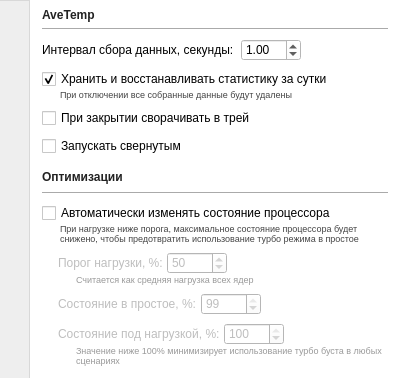
This is windows/settings.ui in treepoint/AveTemp as Qt 5 draws it before an edit. The edited form follows.
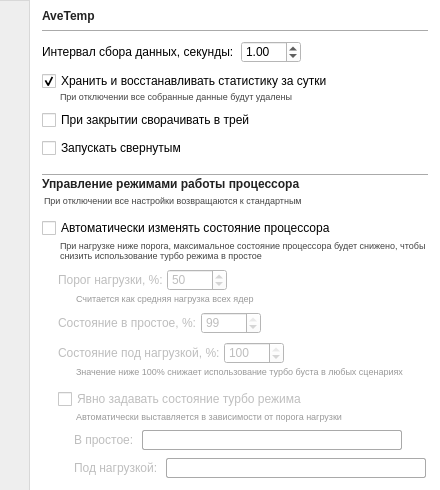
This is the edited form. Icons and pictures are not drawn.

Commit message: add turbo settings to CPU managment

What changed in the file:
```diff
--- a/windows/settings.ui
+++ b/windows/settings.ui
@@ -9,20 +9,20 @@
    <rect>
     <x>0</x>
     <y>0</y>
-    <width>400</width>
-    <height>378</height>
+    <width>440</width>
+    <height>490</height>
    </rect>
   </property>
   <property name="minimumSize">
    <size>
-    <width>400</width>
-    <height>378</height>
+    <width>440</width>
+    <height>490</height>
    </size>
   </property>
   <property name="maximumSize">
    <size>
-    <width>400</width>
-    <height>378</height>
+    <width>440</width>
+    <height>490</height>
    </size>
   </property>
   <property name="windowTitle">
@@ -325,7 +325,7 @@
          <property name="sizeHint" stdset="0">
           <size>
            <width>20</width>
-           <height>6</height>
+           <height>8</height>
           </size>
          </property>
         </spacer>
@@ -336,27 +336,56 @@
           <number>8</number>
          </property>
          <item>
-          <widget class="QLabel" name="label_2">
-           <property name="maximumSize">
-            <size>
-             <width>16777215</width>
-             <height>16</height>
-            </size>
+          <layout class="QVBoxLayout" name="verticalLayout_17">
+           <property name="spacing">
+            <number>0</number>
            </property>
-           <property name="styleSheet">
-            <string notr="true">font-weight: bold; color: #222; font-size:12px;</string>
+           <property name="topMargin">
+            <number>0</number>
            </property>
-           <property name="text">
-            <string>Оптимизации</string>
+           <property name="bottomMargin">
+            <number>0</number>
            </property>
-          </widget>
-         </item>
-         <item>
-          <widget class="Line" name="line_2">
-           <property name="orientation">
-            <enum>Qt::Horizontal</enum>
-           </property>
-          </widget>
+           <item>
+            <widget class="Line" name="line_2">
+             <property name="orientation">
+              <enum>Qt::Horizontal</enum>
+             </property>
+            </widget>
+           </item>
+           <item>
+            <widget class="QLabel" name="label_2">
+             <property name="maximumSize">
+              <size>
+               <width>16777215</width>
+               <height>16</height>
+              </size>
+             </property>
+             <property name="styleSheet">
+              <string notr="true">font-weight: bold; color: #222; font-size:12px;</string>
+             </property>
+             <property name="text">
+              <string>Управление режимами работы процессора</string>
+             </property>
+            </widget>
+           </item>
+           <item>
+            <widget class="QLabel" name="label_3">
+             <property name="font">
+              <font>
+               <pointsize>7</pointsize>
+              </font>
+             </property>
+             <property name="styleSheet">
+              <string notr="true">color: #444;
+margin-top:4px;</string>
+             </property>
+             <property name="text">
+              <string>При отключении все настройки возвращаются к стандартным</string>
+             </property>
+            </widget>
+           </item>
+          </layout>
          </item>
          <item>
           <layout class="QVBoxLayout" name="verticalLayout_5">
@@ -366,6 +395,22 @@
            <property name="topMargin">
             <number>0</number>
            </property>
+           <item>
+            <spacer name="verticalSpacer_4">
+             <property name="orientation">
+              <enum>Qt::Vertical</enum>
+             </property>
+             <property name="sizeType">
+              <enum>QSizePolicy::Fixed</enum>
+             </property>
+             <property name="sizeHint" stdset="0">
+              <size>
+               <width>20</width>
+               <height>4</height>
+              </size>
+             </property>
+            </spacer>
+           </item>
            <item>
             <widget class="QCheckBox" name="checkBoxCPUManagment">
              <property name="text">
@@ -382,10 +427,11 @@
              </property>
              <property name="styleSheet">
               <string notr="true">color: #444;
-margin-left:16px;</string>
+margin-left:16px;
+margin-top:2px;</string>
              </property>
              <property name="text">
-              <string>При нагрузке ниже порога, максимальное состояние процессора будет снижено, чтобы предотвратить использование турбо режима в простое</string>
+              <string>При нагрузке ниже порога, максимальное состояние процессора будет снижено, чтобы снизить использование турбо режима в простое </string>
              </property>
              <property name="wordWrap">
               <bool>true</bool>
@@ -477,6 +523,7 @@
               <string notr="true">QWidget {
 color: #444;
 margin-left:16px;
+margin-top:2px;
 }
 
 QWidget:disabled{color: #999;}</string>
@@ -497,7 +544,7 @@
             <number>16</number>
            </property>
            <item>
-            <widget class="QLabel" name="labelCPUTurboIdleState">
+            <widget class="QLabel" name="labelCPUIdleState">
              <property name="enabled">
               <bool>false</bool>
              </property>
@@ -566,7 +613,7 @@
               <number>0</number>
              </property>
              <item>
-              <widget class="QLabel" name="labelCPUTurboLoadState">
+              <widget class="QLabel" name="labelCPULoadState">
                <property name="enabled">
                 <bool>false</bool>
                </property>
@@ -626,12 +673,13 @@
               <string notr="true">QWidget {
 color: #444;
 margin-left:16px;
+margin-top:2px;
 }
 
 QWidget:disabled{color: #999;}</string>
              </property>
              <property name="text">
-              <string>Значение ниже 100% минимизирует использование турбо буста в любых сценариях</string>
+              <string>Значение ниже 100% снижает использование турбо буста в любых сценариях</string>
              </property>
              <property name="wordWrap">
               <bool>true</bool>
@@ -642,6 +690,262 @@
          </item>
         </layout>
        </item>
+       <item>
+        <spacer name="verticalSpacer_3">
+         <property name="orientation">
+          <enum>Qt::Vertical</enum>
+         </property>
+         <property name="sizeType">
+          <enum>QSizePolicy::Fixed</enum>
+         </property>
+         <property name="sizeHint" stdset="0">
+          <size>
+           <width>20</width>
+           <height>4</height>
+          </size>
+         </property>
+        </spacer>
+       </item>
+       <item>
+        <layout class="QVBoxLayout" name="verticalLayout_11">
+         <property name="leftMargin">
+          <number>0</number>
+         </property>
+         <property name="rightMargin">
+          <number>0</number>
+         </property>
+         <item>
+          <layout class="QVBoxLayout" name="verticalLayout_16">
+           <property name="leftMargin">
+            <number>16</number>
+           </property>
+           <property name="topMargin">
+            <number>0</number>
+           </property>
+           <property name="rightMargin">
+            <number>0</number>
+           </property>
+           <property name="bottomMargin">
+            <number>0</number>
+           </property>
+           <item>
+            <layout class="QVBoxLayout" name="verticalLayout_13">
+             <property name="spacing">
+              <number>0</number>
+             </property>
+             <property name="topMargin">
+              <number>0</number>
+             </property>
+             <property name="bottomMargin">
+              <number>0</number>
+             </property>
+             <item>
+              <widget class="QCheckBox" name="checkBoxCPUTurboManagment">
+               <property name="enabled">
+                <bool>false</bool>
+               </property>
+               <property name="text">
+                <string>Явно задавать состояние турбо режима</string>
+               </property>
+              </widget>
+             </item>
+             <item>
+              <widget class="QLabel" name="labelCPUTurboManagment">
+               <property name="enabled">
+                <bool>false</bool>
+               </property>
+               <property name="font">
+                <font>
+                 <pointsize>7</pointsize>
+                </font>
+               </property>
+               <property name="styleSheet">
+                <string notr="true">QWidget {
+color: #444;
+margin-left:16px;
+margin-top:2px;
+}
+
+QWidget:disabled{color: #999;}</string>
+               </property>
+               <property name="text">
+                <string>Автоматически выставляется в зависимости от порога нагрузки</string>
+               </property>
+               <property name="wordWrap">
+                <bool>true</bool>
+               </property>
+              </widget>
+             </item>
+            </layout>
+           </item>
+           <item>
+            <layout class="QVBoxLayout" name="verticalLayout_12">
+             <item>
+              <layout class="QHBoxLayout" name="horizontalLayout_6">
+               <property name="leftMargin">
+                <number>16</number>
+               </property>
+               <item>
+                <widget class="QLabel" name="labelCPUTurboIdleState">
+                 <property name="enabled">
+                  <bool>false</bool>
+                 </property>
+                 <property name="text">
+                  <string>В простое:</string>
+                 </property>
+                </widget>
+               </item>
+               <item>
+                <widget class="QComboBox" name="comboBoxCPUTurboIdleState">
+                 <property name="enabled">
+                  <bool>false</bool>
+                 </property>
+                 <property name="sizePolicy">
+                  <sizepolicy hsizetype="Preferred" vsizetype="Fixed">
+                   <horstretch>0</horstretch>
+                   <verstretch>1</verstretch>
+                  </sizepolicy>
+                 </property>
+                 <property name="minimumSize">
+                  <size>
+                   <width>260</width>
+                   <height>0</height>
+                  </size>
+                 </property>
+                 <property name="maximumSize">
+                  <size>
+                   <width>260</width>
+                   <height>16777215</height>
+                  </size>
+                 </property>
+                 <property name="font">
+                  <font>
+                   <pointsize>8</pointsize>
+                  </font>
+                 </property>
+                 <property name="styleSheet">
+                  <string notr="true">QWidget {
+	border: 1px solid #b6b6b6;
+	padding-left: 4px;
+	padding-right: 4px;
+	padding-bottom:2px;
+	border-radius: 2px;
+}
+
+QWidget:disabled{
+	border: 1px solid #a9a9a9;
+}
+
+QWidget:drop-down {
+	border-width: 0px;
+}</string>
+                 </property>
+                 <property name="currentIndex">
+                  <number>-1</number>
+                 </property>
+                 <property name="iconSize">
+                  <size>
+                   <width>20</width>
+                   <height>20</height>
+                  </size>
+                 </property>
+                 <property name="frame">
+                  <bool>false</bool>
+                 </property>
+                </widget>
+               </item>
+               <item>
+                <spacer name="horizontalSpacer_5">
+                 <property name="orientation">
+                  <enum>Qt::Horizontal</enum>
+                 </property>
+                 <property name="sizeHint" stdset="0">
+                  <size>
+                   <width>40</width>
+                   <height>20</height>
+                  </size>
+                 </property>
+                </spacer>
+               </item>
+              </layout>
+             </item>
+            </layout>
+           </item>
+           <item>
+            <layout class="QHBoxLayout" name="horizontalLayout_7">
+             <property name="leftMargin">
+              <number>16</number>
+             </property>
+             <item>
+              <widget class="QLabel" name="labelCPUTurboLoadState">
+               <property name="enabled">
+                <bool>false</bool>
+               </property>
+               <property name="text">
+                <string>Под нагрузкой:</string>
+               </property>
+              </widget>
+             </item>
+             <item>
+              <widget class="QComboBox" name="comboBoxCPUTurboLoadState">
+               <property name="enabled">
+                <bool>false</bool>
+               </property>
+               <property name="minimumSize">
+                <size>
+                 <width>260</width>
+                 <height>0</height>
+                </size>
+               </property>
+               <property name="font">
+                <font>
+                 <pointsize>8</pointsize>
+                </font>
+               </property>
+               <property name="styleSheet">
+                <string notr="true">QWidget {
+	border: 1px solid #b6b6b6;
+	padding-left: 4px;
+	padding-right: 4px;
+	padding-bottom:2px;
+	border-radius: 2px;
+}
+
+QWidget:disabled{
+	border: 1px solid #a9a9a9;
+}
+
+QWidget:drop-down {
+	border-width: 0px;
+}</string>
+               </property>
+               <property name="currentIndex">
+                <number>-1</number>
+               </property>
+               <property name="frame">
+                <bool>true</bool>
+               </property>
+              </widget>
+             </item>
+             <item>
+              <spacer name="horizontalSpacer_6">
+               <property name="orientation">
+                <enum>Qt::Horizontal</enum>
+               </property>
+               <property name="sizeHint" stdset="0">
+                <size>
+                 <width>40</width>
+                 <height>20</height>
+                </size>
+               </property>
+              </spacer>
+             </item>
+            </layout>
+           </item>
+          </layout>
+         </item>
+        </layout>
+       </item>
       </layout>
      </item>
     </layout>
```
Left out of the diff: 10 changed lines with no effect on the pictures. The commit also changes 8 other files.
